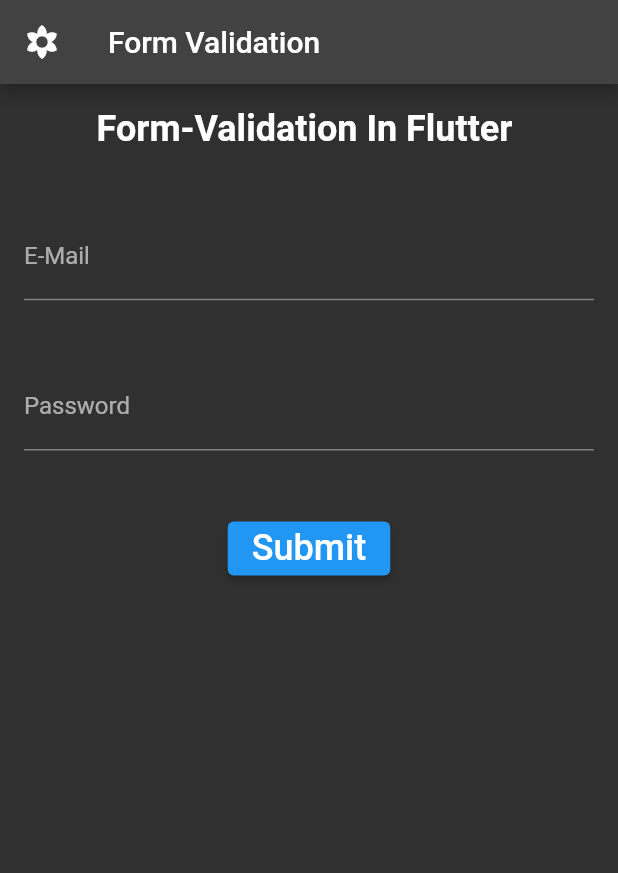
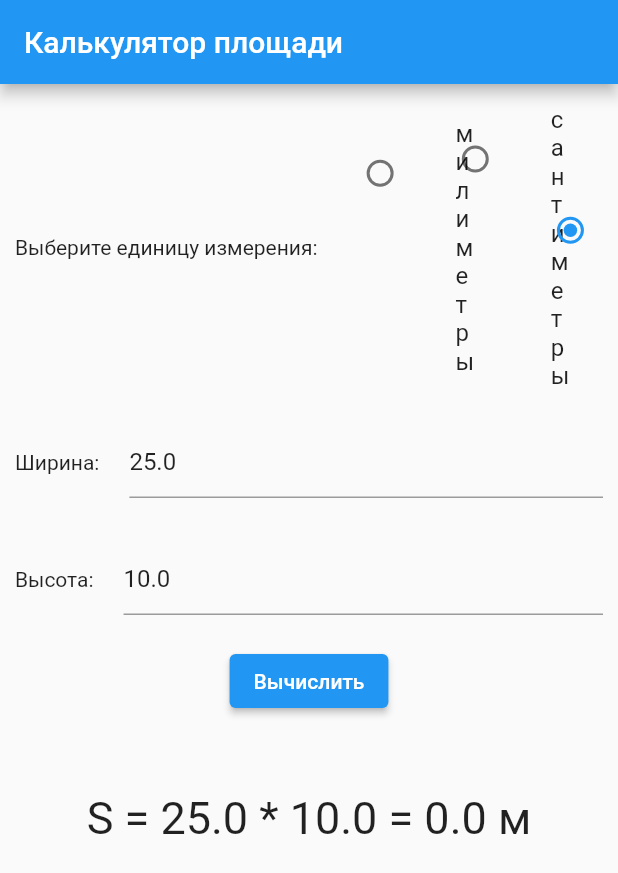
Before and after one commit to RinaBoni/mobile-development, a Flutter app: the screen it shows after launch, on a phone screen of 412 x 824 dp. Shown: the top 873 px of the screen. Run offline on Flutter 3.47's test engine with Material 2 defaults, Android fonts, the phone set to English and light mode, and no system bars.

Commit message:
готово

```diff
--- a/area_calculator/lib/main.dart
+++ b/area_calculator/lib/main.dart
@@ -1,112 +1,149 @@
 import 'package:flutter/material.dart';
 
-void main() => runApp(MyApp());
+enum MeasurementUnitList {mm, cm, m}
 
-class MyApp extends StatelessWidget {
+class MyCalulateArea extends StatefulWidget {
   @override
-  Widget build(BuildContext context) {
-    return MaterialApp(
-      home: HomePage(),
-      theme: ThemeData(
-        brightness: Brightness.dark,
-      ),
-    );
+  State<StatefulWidget> createState() => MyCalulateAreaState();
+}
+
+class MyCalulateAreaState extends State<MyCalulateArea> {
+  final _formKey = GlobalKey<FormState>();
+  double _width = 25;
+  double _height = 10;
+  double _area = 0;
+  MeasurementUnitList _measurementUnit = MeasurementUnitList.m;
+
+  String printMeasurment(MeasurementUnitList _measurementUnit){
+    try {
+      switch(_measurementUnit){
+        case MeasurementUnitList.mm:
+          return 'мм';
+        case MeasurementUnitList.m:
+          return 'м';
+        case MeasurementUnitList.cm:
+          return 'см';
+      }
+    }catch (Exc) {
+      print(Exc);
+      rethrow;
     }
   }
 
-class HomePage extends StatefulWidget {
-  @override
-  _HomePageState createState() => _HomePageState();
-}
-
-class _HomePageState extends State<HomePage> {
-  var _formKey = GlobalKey<FormState>();
-  var isLoading = false;
-
-  void _submit() {
-    final isValid = _formKey.currentState!.validate();
-    if (!isValid) {
-      return;
-    }
-    _formKey.currentState!.save();
-  }
 
   @override
   Widget build(BuildContext context) {
-    return Scaffold(
-      appBar: AppBar(
-        title: Text("Form Validation"),
-        leading: Icon(Icons.filter_vintage),
-      ),
-      //body
-      body: Padding(
-        padding: const EdgeInsets.all(16.0),
-        //form
-        child: Form(
-          key: _formKey,
-          child: Column(
-            children: <Widget>[
-              Text(
-                "Form-Validation In Flutter ",
-                style: TextStyle(fontSize: 24.0, fontWeight: FontWeight.bold),
-              ),
-              //styling
-              SizedBox(
-                height: MediaQuery.of(context).size.width * 0.1,
-              ),
-              TextFormField(
-                decoration: InputDecoration(labelText: 'E-Mail'),
-                keyboardType: TextInputType.emailAddress,
-                onFieldSubmitted: (value) {
-                  //Validator
-                },
-                validator: (value) {
-                  if (value!.isEmpty ||
-                      !RegExp(r"^[a-zA-Z0-9.a-zA-Z0-9.!#$%&'*+-/=?^_`{|}~]+@[a-zA-Z0-9]+\.[a-zA-Z]+")
-                          .hasMatch(value)) {
-                    return 'Enter a valid email!';
+    return Form(key: _formKey, child: Column(
+        children: [
+          Row(children: <Widget>[
+            Container(padding: EdgeInsets.all(10.0),child: Text('Выберите единицу измерения:')),
+            Expanded(child: Container(padding:EdgeInsets.all(10.0),child:
+            ListTile(
+              title: const Text('милиметры'),
+              leading: Radio<MeasurementUnitList>(
+                  value: MeasurementUnitList.mm,
+                  groupValue: _measurementUnit,
+                  onChanged: (MeasurementUnitList? value) {
+                    setState(() {
+                      _measurementUnit = value!;
+                    });
                   }
-                  return null;
-                },
-              ),
-              //box styling
-              SizedBox(
-                height: MediaQuery.of(context).size.width * 0.1,
-              ),
-              //text input
-              TextFormField(
-                decoration: InputDecoration(labelText: 'Password'),
-                keyboardType: TextInputType.emailAddress,
-                onFieldSubmitted: (value) {},
-                obscureText: true,
-                validator: (value) {
-                  if (value!.isEmpty) {
-                    return 'Enter a valid password!';
-                  }
-                  return null;
-                },
-              ),
-              SizedBox(
-                height: MediaQuery.of(context).size.width * 0.1,
-              ),
-              ElevatedButton(
-
-                // padding: EdgeInsets.symmetric(
-                //   vertical: 10.0,
-                //   horizontal: 15.0,
-                // ),
-                child: Text(
-                  "Submit",
-                  style: TextStyle(
-                    fontSize: 24.0,
               ),
             ),
-                onPressed: () => _submit(),
-              )
+            ),),
+            Expanded(child: Container(padding:EdgeInsets.all(10.0),child:
+            ListTile(
+              title: const Text('сантиметры'),
+              leading: Radio<MeasurementUnitList>(
+                  value: MeasurementUnitList.cm,
+                  groupValue: _measurementUnit,
+                  onChanged: (MeasurementUnitList? value) {
+                    setState(() {
+                      _measurementUnit = value!;
+                    });
+                  }
+              ),
+            ),
+            ),),
+            Expanded(child: Container(padding:EdgeInsets.all(10.0),child:
+            ListTile(
+              title: const Text('метры'),
+              leading: Radio<MeasurementUnitList>(
+                  value: MeasurementUnitList.m,
+                  groupValue: _measurementUnit,
+                  onChanged: (MeasurementUnitList? value) {
+                    setState(() {
+                      _measurementUnit = value!;
+                    });
+                  }
+              ),
+            ),
+            ),),
           ],
           ),
+
+
+          Row(children: <Widget>[
+            Container(padding:EdgeInsets.all(10.0),child: Text('Ширина:')),
+            Expanded(child: Container(padding:EdgeInsets.all(10.0),child:
+            TextFormField(initialValue: '$_width',validator: (value){
+              if (value!.isEmpty) return 'Задайте ширину';
+
+              try {
+                _width = double.parse(value);
+              } catch(e) {
+                _width = 0;
+                return e.toString();
+              }
+            })
+            )),
+          ]
           ),
+
+          //создаем контейнер для визуального разделения виджетов между собой по вертикали
+          SizedBox(height: 10.0),
+
+          Row(children: <Widget>[
+            Container(padding:EdgeInsets.all(10.0),child: Text('Высота:')),
+            Expanded(child: Container(padding:EdgeInsets.all(10.0),child:
+            TextFormField(initialValue: '$_height',validator: (value){
+              if (value!.isEmpty) return 'Задайте высоту';
+
+              try {
+                _height = double.parse(value);
+              } catch(e) {
+                _height = 0;
+                return e.toString();
+              }
+            })
+            )),
+          ]
           ),
-    );
+
+          SizedBox(height: 10.0),
+
+          ElevatedButton(onPressed: (){
+            if(_formKey.currentState!.validate()) {
+              setState(() {
+                if (_width is double && _height is double) _area = _width * _height;
+              });
+            }
+          }, child: Text('Вычислить'), ),
+
+          SizedBox(height: 50.0),
+
+          Text(_area == null ? 'задайте параметры' : 'S = $_width * $_height = ${_area} ${printMeasurment(_measurementUnit)}', style: TextStyle(fontSize: 30.0),)
+        ]
+    ));
   }
 }
+
+void main() => runApp(
+    MaterialApp(
+        debugShowCheckedModeBanner: false,
+        home: Scaffold(
+            appBar: AppBar(title: Text('Калькулятор площади')),
+            body: MyCalulateArea()
+        )
+    )
+);
```
Also changed, not shown: 1 other file. Lines whose indentation alone changed are shown as unchanged.
